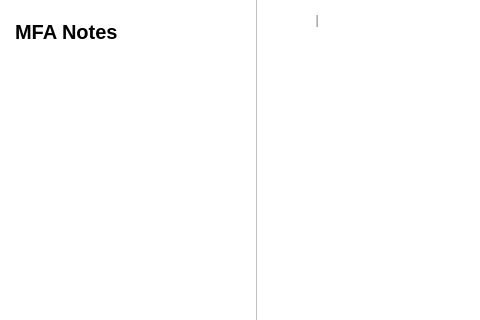
This is src/views/learn_view.ui in devforgely/MFA-Simulator as Qt 5 draws it before an edit; both pictures show x 0 to 480 and y 0 to 320 of the 853 by 487 pixel window. The edited form follows.
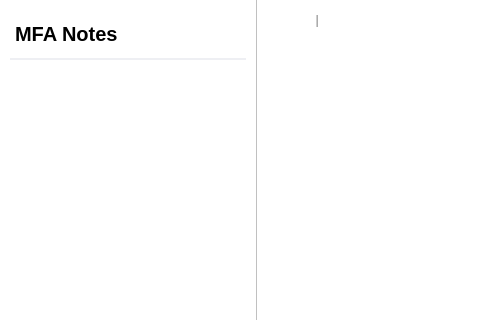
This is the edited form. Icons and pictures are not drawn. Custom widgets are drawn as their Qt base class.

Commit message: update quiz section and profile section

Patch:
```diff
--- a/src/views/learn_view.ui
+++ b/src/views/learn_view.ui
@@ -17,20 +17,21 @@
    <enum>Qt::LeftToRight</enum>
   </property>
   <property name="styleSheet">
-   <string notr="true">#Form {
-	background: white;
+   <string notr="true">#menu {
+	background-color: white;
 }
 
-#title {
+#section_title {
 	font-size: 15pt;
 	font-weight: bold;
-	padding: 20px 10px 20px 10px;
-	background-color: white;
+	margin: 20px 10px 0px 10px;
+	padding-bottom: 10px;
+	border: none;
+	border-bottom: 2px solid #eeeff3;
 }
 
  QListWidget::item:selected {
-	border: 2px solid #6cc8d5;
-	border-right: none;
+	background: qlineargradient(x1:0, y1:0, x2:0, y2:1, stop:0 #e6e6e6, stop:1 #cccccc);
 }
 
 #horizontalWidget {
@@ -72,6 +73,9 @@
    <item>
     <widget class="SlidePanel" name="menu" native="true">
      <layout class="QVBoxLayout" name="verticalLayout">
+      <property name="spacing">
+       <number>7</number>
+      </property>
       <property name="leftMargin">
        <number>0</number>
       </property>
@@ -85,7 +89,7 @@
        <number>0</number>
       </property>
       <item>
-       <widget class="QLabel" name="title">
+       <widget class="QLabel" name="section_title">
         <property name="minimumSize">
          <size>
           <width>0</width>
```
The commit also changes 42 other files.
